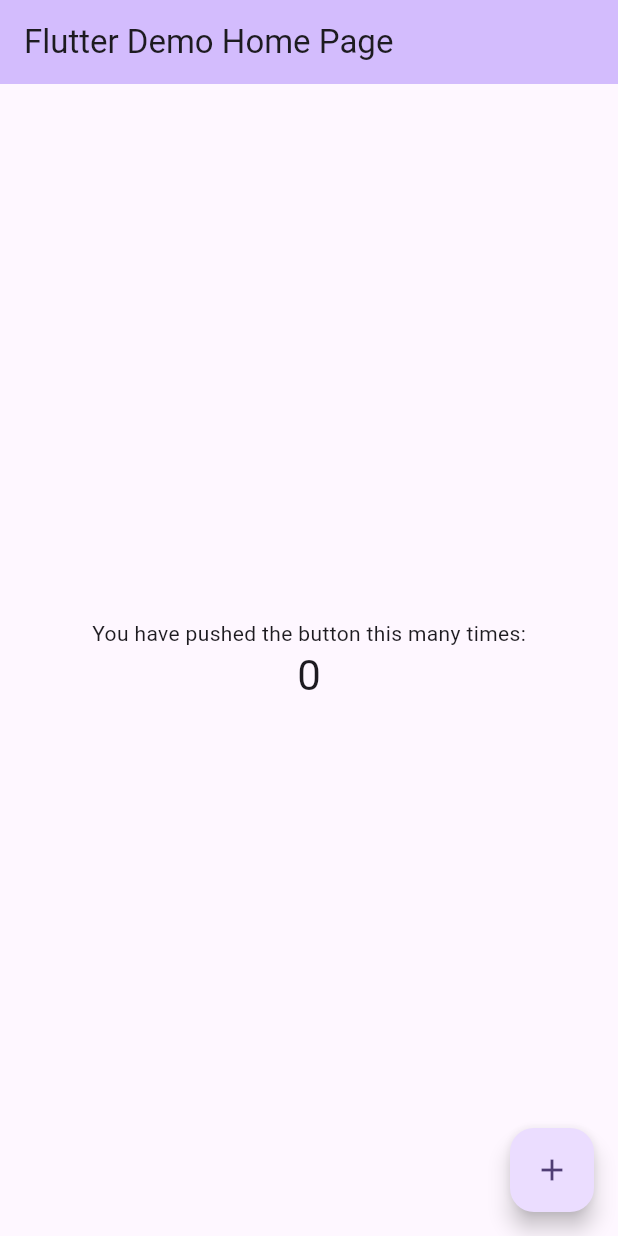
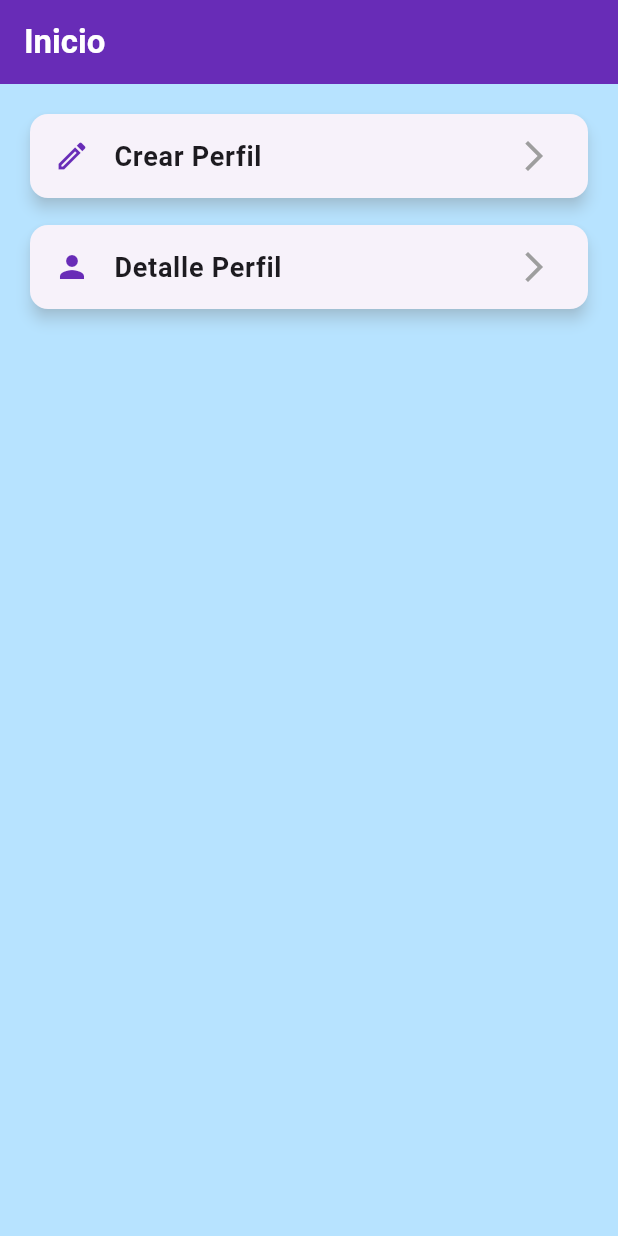
Before and after one commit to UrielRe46/UserApp, a Flutter app: the screen it shows after launch, on a phone screen of 412 x 824 dp. Run offline on Flutter 3.47's test engine with Material 3 defaults, Android fonts, the phone set to English and light mode, and no system bars; our stand-ins replace go_router.

Commit message:
Home Screen

```diff
--- /dev/null
+++ b/lib/config/menu_item.dart
@@ -0,0 +1,23 @@
+import 'package:flutter/material.dart';
+
+class MenuItem {
+  final String title;
+  final String link;
+  final IconData icon;
+
+  const MenuItem(
+      {required this.title,
+      required this.link,
+      required this.icon});
+}
+
+const menuItems = [
+  MenuItem(
+      title: 'Crear Perfil',
+      link: '/create',
+      icon: Icons.create_outlined),
+  MenuItem(
+      title: 'Detalle Perfil',
+      link: '/profile',
+      icon: Icons.person),
+];
--- /dev/null
+++ b/lib/config/router.dart
@@ -0,0 +1,10 @@
+import 'package:go_router/go_router.dart';
+import '../presentation/screens/screens.dart';
+
+final appRouter = GoRouter(initialLocation: "/", routes: [
+  GoRoute(
+      path: "/",
+      builder: (context, state) {
+        return const HomeScreen();
+      })
+]);
--- a/lib/main.dart
+++ b/lib/main.dart
@@ -1,125 +1,28 @@
 import 'package:flutter/material.dart';
+import 'package:userapp/config/router.dart';
 
 void main() {
   runApp(const MyApp());
 }
 
-class MyApp extends StatelessWidget {
+class MyApp extends StatefulWidget {
   const MyApp({super.key});
 
-  // This widget is the root of your application.
+  @override
+  State<MyApp> createState() => _MyAppState();
+}
+
+class _MyAppState extends State<MyApp> {
+  int counter = 0;
+
   @override
   Widget build(BuildContext context) {
-    return MaterialApp(
-      title: 'Flutter Demo',
+    return MaterialApp.router(
+      debugShowCheckedModeBanner: false,
       theme: ThemeData(
-        // This is the theme of your application.
-        //
-        // TRY THIS: Try running your application with "flutter run". You'll see
-        // the application has a purple toolbar. Then, without quitting the app,
-        // try changing the seedColor in the colorScheme below to Colors.green
-        // and then invoke "hot reload" (save your changes or press the "hot
-        // reload" button in a Flutter-supported IDE, or press "r" if you used
-        // the command line to start the app).
-        //
-        // Notice that the counter didn't reset back to zero; the application
-        // state is not lost during the reload. To reset the state, use hot
-        // restart instead.
-        //
-        // This works for code too, not just values: Most code changes can be
-        // tested with just a hot reload.
-        colorScheme: ColorScheme.fromSeed(seedColor: Colors.deepPurple),
-        useMaterial3: true,
+        scaffoldBackgroundColor: const Color.fromARGB(255, 183, 227, 255),
       ),
-      home: const MyHomePage(title: 'Flutter Demo Home Page'),
+      routerConfig: appRouter,
     );
   }
 }
-
-class MyHomePage extends StatefulWidget {
-  const MyHomePage({super.key, required this.title});
-
-  // This widget is the home page of your application. It is stateful, meaning
-  // that it has a State object (defined below) that contains fields that affect
-  // how it looks.
-
-  // This class is the configuration for the state. It holds the values (in this
-  // case the title) provided by the parent (in this case the App widget) and
-  // used by the build method of the State. Fields in a Widget subclass are
-  // always marked "final".
-
-  final String title;
-
-  @override
-  State<MyHomePage> createState() => _MyHomePageState();
-}
-
-class _MyHomePageState extends State<MyHomePage> {
-  int _counter = 0;
-
-  void _incrementCounter() {
-    setState(() {
-      // This call to setState tells the Flutter framework that something has
-      // changed in this State, which causes it to rerun the build method below
-      // so that the display can reflect the updated values. If we changed
-      // _counter without calling setState(), then the build method would not be
-      // called again, and so nothing would appear to happen.
-      _counter++;
-    });
-  }
-
-  @override
-  Widget build(BuildContext context) {
-    // This method is rerun every time setState is called, for instance as done
-    // by the _incrementCounter method above.
-    //
-    // The Flutter framework has been optimized to make rerunning build methods
-    // fast, so that you can just rebuild anything that needs updating rather
-    // than having to individually change instances of widgets.
-    return Scaffold(
-      appBar: AppBar(
-        // TRY THIS: Try changing the color here to a specific color (to
-        // Colors.amber, perhaps?) and trigger a hot reload to see the AppBar
-        // change color while the other colors stay the same.
-        backgroundColor: Theme.of(context).colorScheme.inversePrimary,
-        // Here we take the value from the MyHomePage object that was created by
-        // the App.build method, and use it to set our appbar title.
-        title: Text(widget.title),
-      ),
-      body: Center(
-        // Center is a layout widget. It takes a single child and positions it
-        // in the middle of the parent.
-        child: Column(
-          // Column is also a layout widget. It takes a list of children and
-          // arranges them vertically. By default, it sizes itself to fit its
-          // children horizontally, and tries to be as tall as its parent.
-          //
-          // Column has various properties to control how it sizes itself and
-          // how it positions its children. Here we use mainAxisAlignment to
-          // center the children vertically; the main axis here is the vertical
-          // axis because Columns are vertical (the cross axis would be
-          // horizontal).
-          //
-          // TRY THIS: Invoke "debug painting" (choose the "Toggle Debug Paint"
-          // action in the IDE, or press "p" in the console), to see the
-          // wireframe for each widget.
-          mainAxisAlignment: MainAxisAlignment.center,
-          children: <Widget>[
-            const Text(
-              'You have pushed the button this many times:',
-            ),
-            Text(
-              '$_counter',
-              style: Theme.of(context).textTheme.headlineMedium,
-            ),
-          ],
-        ),
-      ),
-      floatingActionButton: FloatingActionButton(
-        onPressed: _incrementCounter,
-        tooltip: 'Increment',
-        child: const Icon(Icons.add),
-      ), // This trailing comma makes auto-formatting nicer for build methods.
-    );
-  }
-}
--- /dev/null
+++ b/lib/presentation/screens/createProfile/create_screen.dart
@@ -0,0 +1,15 @@
+import 'package:flutter/material.dart';
+
+class CreateScreen extends StatefulWidget {
+  const CreateScreen({super.key});
+
+  @override
+  State<CreateScreen> createState() => _CreateScreenState();
+}
+
+class _CreateScreenState extends State<CreateScreen> {
+  @override
+  Widget build(BuildContext context) {
+    return const Scaffold();
+  }
+}
--- /dev/null
+++ b/lib/presentation/screens/home/home_screen.dart
@@ -0,0 +1,58 @@
+import 'package:flutter/material.dart';
+import 'package:userapp/config/menu_item.dart';
+import 'package:go_router/go_router.dart';
+
+class HomeScreen extends StatefulWidget {
+  const HomeScreen({super.key});
+
+  @override
+  State<HomeScreen> createState() => _HomeScreenState();
+}
+
+class _HomeScreenState extends State<HomeScreen> {
+  @override
+  Widget build(BuildContext context) {
+    return Scaffold(
+      appBar: AppBar(
+        title: const Text(
+          'Inicio',
+          style: TextStyle(color: Colors.white, fontWeight: FontWeight.bold),
+        ),
+        backgroundColor: const Color.fromARGB(255, 104, 44, 183),
+      ),
+      body: SafeArea(
+        child: ListView.separated(
+          padding: const EdgeInsets.all(16.0),
+          itemCount: menuItems.length,
+          separatorBuilder: (context, index) => const SizedBox(height: 10),
+          itemBuilder: (context, index) {
+            final item = menuItems[index];
+            return Card(
+              shape: RoundedRectangleBorder(
+                borderRadius: BorderRadius.circular(12.0),
+              ),
+              elevation: 4,
+              shadowColor: Colors.grey.withOpacity(0.5),
+              child: ListTile(
+                leading: Icon(item.icon,
+                    color: const Color.fromARGB(255, 104, 44, 183)),
+                title: Text(
+                  item.title,
+                  style: const TextStyle(
+                    fontSize: 18,
+                    fontWeight: FontWeight.w600,
+                  ),
+                ),
+                trailing: const Icon(Icons.arrow_forward_ios_outlined,
+                    color: Colors.grey),
+                onTap: () {
+                  context.push(item.link);
+                },
+              ),
+            );
+          },
+        ),
+      ),
+    );
+  }
+}
--- /dev/null
+++ b/lib/presentation/screens/screens.dart
@@ -0,0 +1 @@
+export 'package:userapp/presentation/screens/home/home_screen.dart';
--- a/pubspec.yaml
+++ b/pubspec.yaml
@@ -30,6 +30,7 @@ environment:
 dependencies:
   flutter:
     sdk: flutter
+  go_router: ^14.3.0
 
 
   # The following adds the Cupertino Icons font to your application.
```
Also changed, not shown: pubspec.lock.
